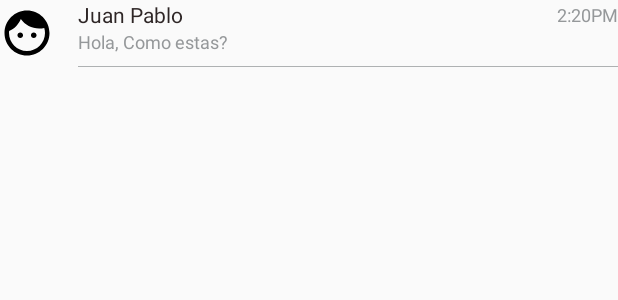
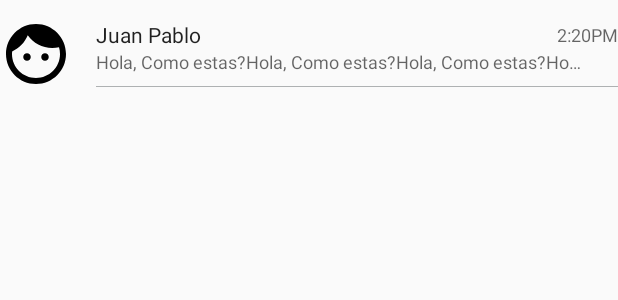
Before and after one commit to edwin9870/chat-in, an Android app: the layout item_chat_list.xml on its own in the app's theme, with its tools: preview values and no code run, on a phone screen of 412 x 824 dp. Shown: the top 300 px of the screen. Run offline under Robolectric (Android 15) with nearby library versions, the phone set to English and light mode, and no system bars.

```diff
--- a/app/src/main/java/com/edwin/android/chat_in/chat/ChatFragment.java
+++ b/app/src/main/java/com/edwin/android/chat_in/chat/ChatFragment.java
@@ -55,7 +55,8 @@ public class ChatFragment extends Fragment implements ChatAdapter.ContactListene
         mRecyclerView.setLayoutManager(linearLayoutManager);
         mRecyclerView.setHasFixedSize(false);
         mRecyclerView.setAdapter(chatAdapter);
-        mRecyclerView.addItemDecoration(new SpacesItemDecoration(ResourceUtil.dpToPx(this.getActivity(), 8)));
+        mRecyclerView.addItemDecoration(new SpacesItemDecoration(ResourceUtil.dpToPx(this
+                .getActivity(), getResources().getInteger(R.integer.space_between_conversation))));
 
         chatAdapter.setContacts(MessageUtil.getContacts());
 
--- a/app/src/main/res/layout/activity_main_view.xml
+++ b/app/src/main/res/layout/activity_main_view.xml
@@ -3,6 +3,7 @@
                                                  xmlns:tools="http://schemas.android.com/tools"
                                                  android:layout_width="match_parent"
                                                  android:layout_height="match_parent"
+                                                 android:background="@color/colorPrimary"
                                                  tools:context="com.edwin.android.chat_in.mainview.MainViewActivity">
 
     <android.support.design.widget.AppBarLayout
--- a/app/src/main/res/layout/item_chat_list.xml
+++ b/app/src/main/res/layout/item_chat_list.xml
@@ -1,16 +1,18 @@
 <?xml version="1.0" encoding="utf-8"?>
 <LinearLayout xmlns:android="http://schemas.android.com/apk/res/android"
+              xmlns:app="http://schemas.android.com/apk/res-auto"
               xmlns:tools="http://schemas.android.com/tools"
               android:layout_width="match_parent"
-              android:layout_height="wrap_content"
+              android:layout_height="72dp"
               android:orientation="horizontal">
 
     <ImageView
         android:id="@+id/image_view_profile"
-        android:layout_width="36dp"
-        android:layout_height="36dp"
+        android:layout_width="48dp"
+        android:layout_height="48dp"
         android:layout_gravity="center"
-        android:background="@drawable/ic_face"/>
+        android:background="@drawable/ic_face"
+        android:padding="8dp"/>
 
     <LinearLayout
         android:layout_width="match_parent"
@@ -27,22 +29,20 @@
 
             <TextView
                 android:id="@+id/text_view_contact_name"
+                style="@style/TextAppearance.AppCompat.Body1"
                 android:layout_width="wrap_content"
                 android:layout_height="wrap_content"
                 android:layout_gravity="start"
-                android:textColor="#2E2626"
-                android:textSize="14sp"
                 tools:text="Juan Pablo"
                 />
 
             <TextView
                 android:id="@+id/text_view_contact_message_date"
+                style="@style/TextAppearance.AppCompat.Caption"
                 android:layout_width="match_parent"
                 android:layout_height="wrap_content"
                 android:layout_gravity="center_vertical|end"
                 android:textAlignment="textEnd"
-                android:textColor="#95989A"
-                android:textSize="12sp"
                 tools:text="2:20PM"
                 />
 
@@ -50,12 +50,15 @@
 
         <TextView
             android:id="@+id/text_view_contact_message"
+            style="@style/TextAppearance.AppCompat.Caption"
             android:layout_width="match_parent"
             android:layout_height="wrap_content"
             android:layout_marginBottom="8dp"
-            android:textColor="#95989A"
-            android:textSize="12sp"
-            tools:text="Hola, Como estas?"/>
+            android:ellipsize="end"
+            android:maxLines="1"
+            android:paddingRight="@dimen/text_view_contact_message_padding_right"
+            app:paddingEnd="@dimen/text_view_contact_message_padding_right"
+            tools:text="Hola, Como estas?Hola, Como estas?Hola, Como estas?Hola, Como estas?Hola, Como estas?"/>
 
         <View
             android:layout_width="match_parent"
--- /dev/null
+++ b/app/src/main/res/values/dimens.xml
@@ -0,0 +1,4 @@
+<?xml version="1.0" encoding="utf-8"?>
+<resources>
+    <dimen name="text_view_contact_message_padding_right">24dp</dimen>
+</resources>
--- /dev/null
+++ b/app/src/main/res/values/integers.xml
@@ -0,0 +1,4 @@
+<?xml version="1.0" encoding="utf-8"?>
+<resources>
+    <integer name="space_between_conversation">8</integer>
+</resources>
```
